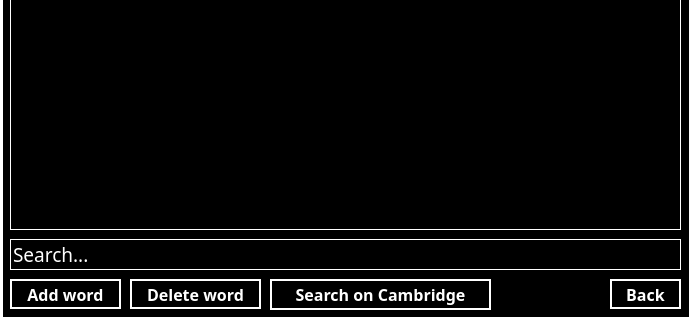
This is mainwindow.ui in alvin5716/Words_Reviewer as Qt 5 draws it before an edit; both pictures show x 0 to 692 and y 241 to 561 of the 692 by 561 pixel window. The edited form follows.
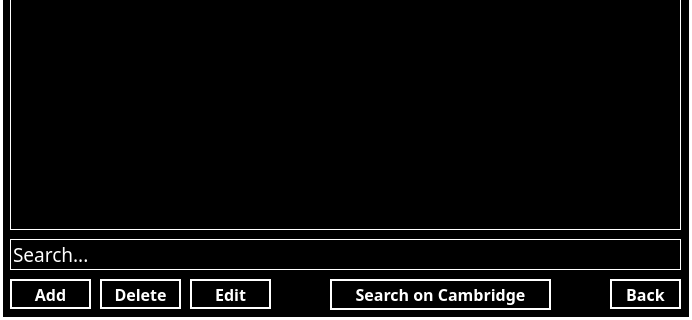
This is the edited form. The open tabs and pages were chosen to show the change. Custom widgets are drawn as their Qt base class.

Commit message: selected word

What changed in the file:
```diff
--- a/mainwindow.ui
+++ b/mainwindow.ui
@@ -396,7 +396,7 @@
        <rect>
         <x>0</x>
         <y>390</y>
-        <width>111</width>
+        <width>81</width>
         <height>30</height>
        </rect>
       </property>
@@ -409,15 +409,15 @@
        </font>
       </property>
       <property name="text">
-       <string>Add word</string>
+       <string>Add</string>
       </property>
      </widget>
      <widget class="QPushButton" name="deleteWordButton">
       <property name="geometry">
        <rect>
-        <x>120</x>
+        <x>90</x>
         <y>390</y>
-        <width>131</width>
+        <width>81</width>
         <height>30</height>
        </rect>
       </property>
@@ -430,7 +430,7 @@
        </font>
       </property>
       <property name="text">
-       <string>Delete word</string>
+       <string>Delete</string>
       </property>
      </widget>
      <widget class="InputForm" name="searchInput">
@@ -479,7 +479,7 @@
      <widget class="QPushButton" name="searchOnNetButton">
       <property name="geometry">
        <rect>
-        <x>260</x>
+        <x>320</x>
         <y>390</y>
         <width>221</width>
         <height>31</height>
@@ -497,6 +497,27 @@
        <string>Search on Cambridge</string>
       </property>
      </widget>
+     <widget class="QPushButton" name="editWordButton">
+      <property name="geometry">
+       <rect>
+        <x>180</x>
+        <y>390</y>
+        <width>81</width>
+        <height>30</height>
+       </rect>
+      </property>
+      <property name="font">
+       <font>
+        <family>微軟正黑體</family>
+        <pointsize>12</pointsize>
+        <weight>75</weight>
+        <bold>true</bold>
+       </font>
+      </property>
+      <property name="text">
+       <string>Edit</string>
+      </property>
+     </widget>
     </widget>
     <widget class="QWidget" name="wordInputPage">
      <widget class="InputForm" name="englishInput">
```
Left out of the diff: 12 changed lines with no effect on the pictures. The commit also changes 9 other files.
